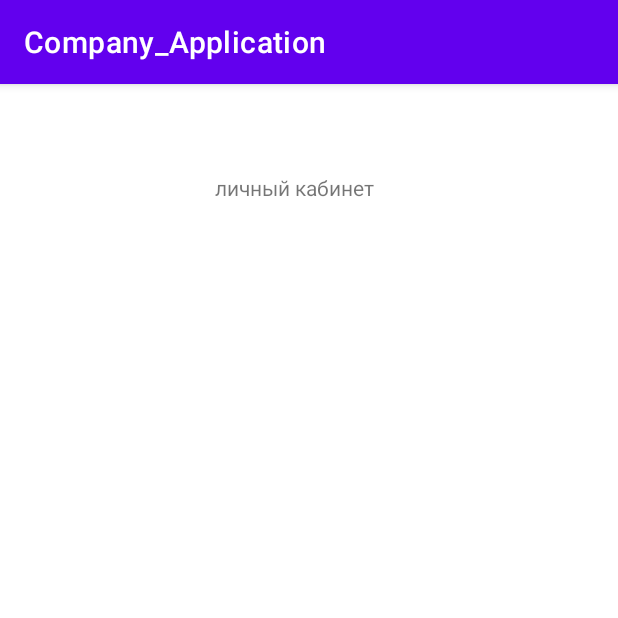
After one commit to fa-software-engineering/client-android, an Android app: the PersonalActivity screen opened directly, with no data from a screen before it, on a phone screen of 412 x 824 dp, the top half of it. The commit adds this screen. Run offline under Robolectric (Android 15) with nearby library versions, the phone set to English and light mode, and no system bars.

```diff
--- /dev/null
+++ b/app/src/main/java/com/example/company_application/PersonalActivity.kt
@@ -0,0 +1,11 @@
+package com.example.company_application
+
+import androidx.appcompat.app.AppCompatActivity
+import android.os.Bundle
+
+class PersonalActivity : AppCompatActivity() {
+    override fun onCreate(savedInstanceState: Bundle?) {
+        super.onCreate(savedInstanceState)
+        setContentView(R.layout.activity_personal)
+    }
+}
--- /dev/null
+++ b/app/src/main/res/layout/activity_personal.xml
@@ -0,0 +1,18 @@
+<?xml version="1.0" encoding="utf-8"?>
+<androidx.constraintlayout.widget.ConstraintLayout xmlns:android="http://schemas.android.com/apk/res/android"
+    xmlns:app="http://schemas.android.com/apk/res-auto"
+    xmlns:tools="http://schemas.android.com/tools"
+    android:layout_width="match_parent"
+    android:layout_height="match_parent"
+    tools:context=".PersonalActivity">
+
+    <TextView
+        android:id="@+id/textView"
+        android:layout_width="wrap_content"
+        android:layout_height="wrap_content"
+        android:layout_marginStart="143dp"
+        android:layout_marginTop="59dp"
+        android:text="личный кабинет"
+        app:layout_constraintStart_toStartOf="parent"
+        app:layout_constraintTop_toTopOf="parent" />
+</androidx.constraintlayout.widget.ConstraintLayout>
--- a/app/src/main/res/values/strings.xml
+++ b/app/src/main/res/values/strings.xml
@@ -1,3 +1,7 @@
 <resources>
     <string name="app_name">Company_Application</string>
+    <string name="personal">Личный кабинет</string>
+    <string name="projects">Проекты</string>
+    <string name="reports">Отчеты</string>
+
 </resources>
```
Also changed, not shown: app/src/main/AndroidManifest.xml (+21 -0 lines), app/src/main/java/com/example/company_application/MainActivity.kt (+39 -1 lines), app/src/main/java/com/example/company_application/ProjectsActivity.kt (added, +11 -0 lines), app/src/main/java/com/example/company_application/ReportsActivity.kt (added, +11 -0 lines), app/src/main/res/layout/activity_projects.xml (added, +18 -0 lines), app/src/main/res/layout/activity_reports.xml (added, +18 -0 lines), app/src/main/res/menu/menu.xml (added, +12 -0 lines).
